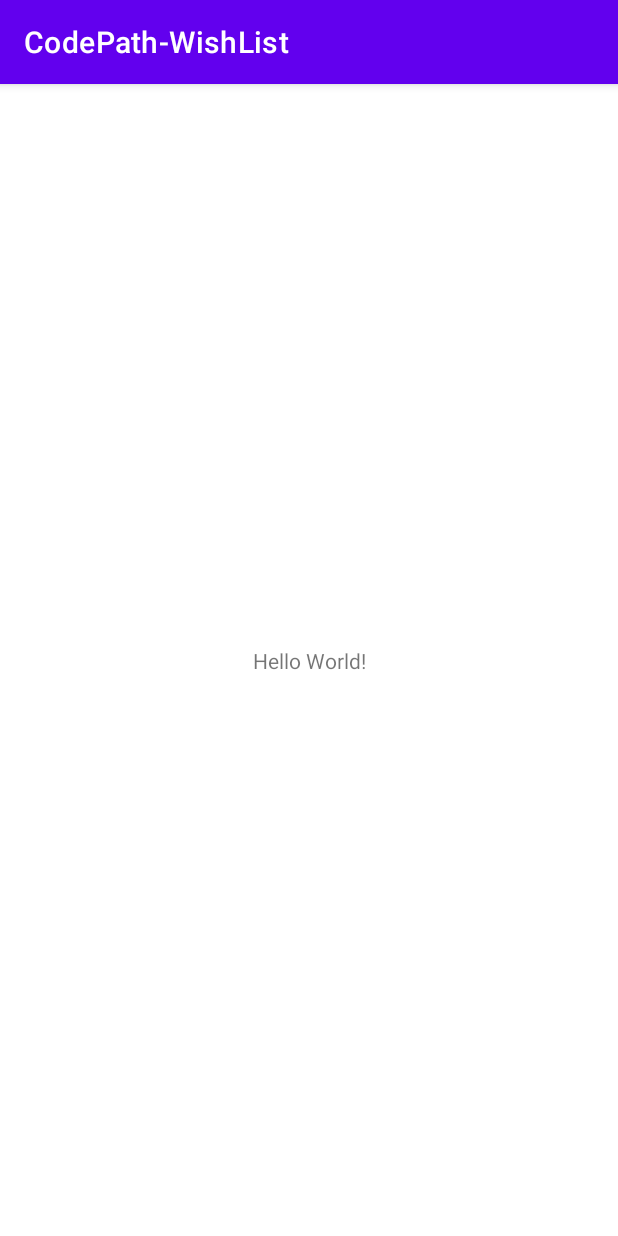
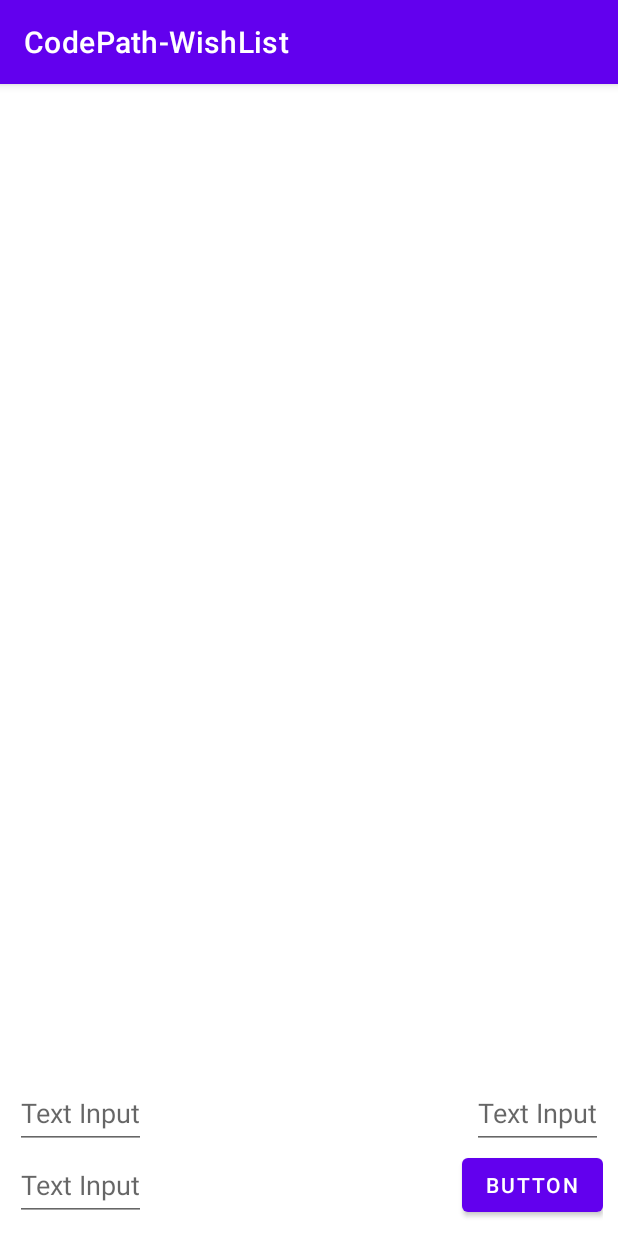
Before and after one commit to t-ryles/CodePath-WishList, an Android app: the screen it shows after launch (MainActivity), on a phone screen of 412 x 824 dp. Run offline under Robolectric (Android 15) with nearby library versions, the phone set to English and light mode, and no system bars.

Commit message:
-Added- Layout for main view RecycleView model WishList row model

```diff
--- a/app/src/main/res/layout/activity_main.xml
+++ b/app/src/main/res/layout/activity_main.xml
@@ -2,17 +2,59 @@
 <androidx.constraintlayout.widget.ConstraintLayout xmlns:android="http://schemas.android.com/apk/res/android"
     xmlns:app="http://schemas.android.com/apk/res-auto"
     xmlns:tools="http://schemas.android.com/tools"
+    android:id="@+id/mainRV"
     android:layout_width="match_parent"
     android:layout_height="match_parent"
+    android:padding="10dp"
     tools:context=".MainActivity">
 
-    <TextView
+    <androidx.recyclerview.widget.RecyclerView
+        android:id="@+id/recyclerView"
+        android:layout_width="match_parent"
+        android:layout_height="0dp"
+        app:layout_constraintBottom_toTopOf="@+id/nameInput"
+        app:layout_constraintTop_toTopOf="parent"
+        tools:layout_editor_absoluteX="0dp" />
+
+    <com.google.android.material.textfield.TextInputEditText
+        android:id="@+id/nameInput"
+        android:layout_width="wrap_content"
+        android:layout_height="48dp"
+        android:hint="@string/text_input"
+        android:inputType="text"
+        android:lines="1"
+        android:maxLines="1"
+        app:layout_constraintBottom_toTopOf="@+id/URLInput"
+        app:layout_constraintStart_toStartOf="parent" />
+
+    <com.google.android.material.textfield.TextInputEditText
+        android:id="@+id/URLInput"
+        android:layout_width="wrap_content"
+        android:layout_height="48dp"
+        android:hint="@string/text_input"
+        android:inputType="text"
+        android:lines="1"
+        android:maxLines="1"
+        app:layout_constraintBottom_toBottomOf="parent"
+        app:layout_constraintStart_toStartOf="parent" />
+
+    <com.google.android.material.textfield.TextInputEditText
+        android:id="@+id/priceInput"
+        android:layout_width="wrap_content"
+        android:layout_height="48dp"
+        android:hint="@string/text_input"
+        android:inputType="text"
+        android:lines="1"
+        android:maxLines="1"
+        app:layout_constraintBottom_toTopOf="@+id/button"
+        app:layout_constraintEnd_toEndOf="parent" />
+
+    <Button
+        android:id="@+id/button"
         android:layout_width="wrap_content"
         android:layout_height="wrap_content"
-        android:text="Hello World!"
+        android:text="@string/button"
         app:layout_constraintBottom_toBottomOf="parent"
-        app:layout_constraintEnd_toEndOf="parent"
-        app:layout_constraintStart_toStartOf="parent"
-        app:layout_constraintTop_toTopOf="parent" />
+        app:layout_constraintEnd_toEndOf="parent" />
 
 </androidx.constraintlayout.widget.ConstraintLayout>
--- a/app/src/main/res/values/strings.xml
+++ b/app/src/main/res/values/strings.xml
@@ -1,3 +1,8 @@
 <resources>
     <string name="app_name">CodePath-WishList</string>
+    <string name="coffee_mug">Coffee Mug</string>
+    <string name="_39_99">39.99</string>
+    <string name="yeticom">https://www.yeti.com/drinkware/mugs</string>
+    <string name="text_input">Text Input</string>
+    <string name="button">Button</string>
 </resources>
```
Also changed, not shown: app/src/main/java/com/example/codepath_wishlist/wishListModel.kt (added, +7 -0 lines), app/src/main/res/layout/wish_list_row.xml (added, +35 -0 lines).
